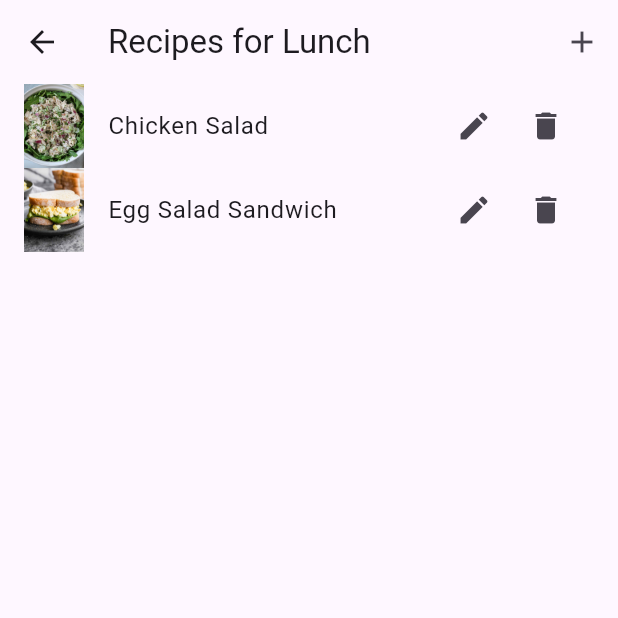
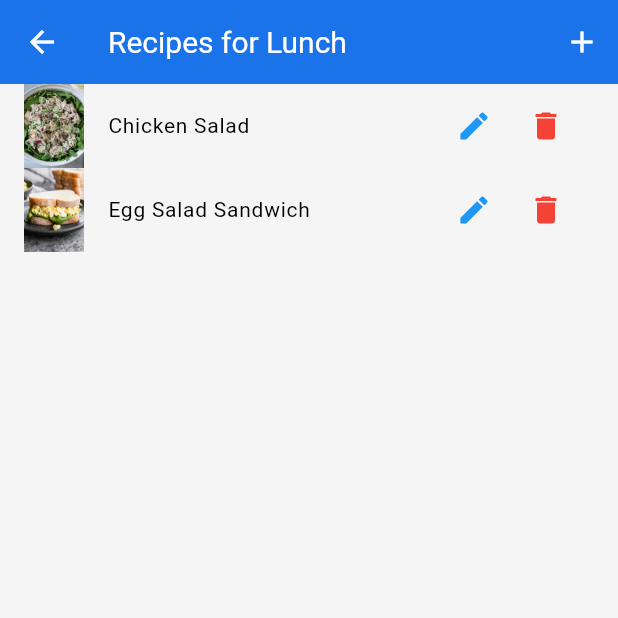
Before and after one commit to navedn/RecipeMaster, a Flutter app: the screen it shows after launch, after a tap on "Lunch", on a phone screen of 412 x 824 dp, the top half of it. Run offline on Flutter 3.47's test engine with Material 3 defaults, Android fonts, the phone set to English and light mode, and no system bars; our stand-ins replace sqflite; accounts and stored records are empty.

Commit message:
Stylized app with basic design

```diff
--- a/lib/CardsScreen.dart
+++ b/lib/CardsScreen.dart
@@ -353,11 +353,17 @@ class _CardsScreenState extends State<CardsScreen> {
                     mainAxisSize: MainAxisSize.min,
                     children: [
                       IconButton(
-                        icon: Icon(Icons.edit),
+                        icon: Icon(
+                          Icons.edit,
+                          color: Colors.blue,
+                        ),
                         onPressed: () => _showRenameDialog(card),
                       ),
                       IconButton(
-                        icon: Icon(Icons.delete),
+                        icon: Icon(
+                          Icons.delete,
+                          color: Colors.red,
+                        ),
                         onPressed: () => _showDeleteConfirmationDialog(card),
                       ),
                     ],
--- a/lib/FolderScreen.dart
+++ b/lib/FolderScreen.dart
@@ -246,14 +246,14 @@ class _FoldersScreenState extends State<FoldersScreen> {
                           mainAxisSize: MainAxisSize.min,
                           children: [
                             IconButton(
-                              icon: Icon(Icons.edit),
+                              icon: Icon(Icons.edit, color: Colors.blue),
                               onPressed: () => _updateFolder(
                                 folder[DatabaseHelper.folderId],
                                 folder[DatabaseHelper.folderName],
                               ),
                             ),
                             IconButton(
-                              icon: Icon(Icons.delete),
+                              icon: Icon(Icons.delete, color: Colors.red),
                               onPressed: () => _deleteFolder(
                                 folder[DatabaseHelper.folderId],
                               ),
--- a/lib/SettingsScreen.dart
+++ b/lib/SettingsScreen.dart
@@ -3,7 +3,6 @@ import 'package:recipemaster/FolderScreen.dart';
 import 'database_helper.dart';
 import 'shopping_list_screen.dart';
 import 'planner_screen.dart';
-import 'FolderScreen.dart';
 
 class SettingsScreen extends StatefulWidget {
   final DatabaseHelper dbHelper;
@@ -60,6 +59,7 @@ class _SettingsScreenState extends State<SettingsScreen> {
       ),
       body: Column(
         children: [
+          SizedBox(height: 20),
           Center(
             child: ElevatedButton(
               onPressed: () {
--- a/lib/database_helper.dart
+++ b/lib/database_helper.dart
@@ -134,12 +134,12 @@ class DatabaseHelper {
       DatabaseHelper.cardImageUrl: "assets/images/oatmeal.jpg",
       DatabaseHelper.cardFolderId: folderIds["Breakfast"],
       DatabaseHelper.cardIngredients:
-          "1 cup oats, 2 cups milk, 1 tablespoon sugar, 1/2 teaspoon cinnamon, 1/4 cup raisins (optional), 1/4 cup chopped nuts (optional)",
+          "1/2 cup old fashioned rolled oats, 1 cup milk, pinch of sea salt, 1/4 cup ground cinnamon, 1/4 teaspoon vanilla extract",
       DatabaseHelper.cardServingSize: 2,
-      DatabaseHelper.cardInstructions: "1. In a saucepan, bring milk to a boil.\n"
-          "2. Stir in oats, sugar, and cinnamon.\n"
-          "3. Reduce heat to low and simmer for about 5 minutes, stirring occasionally, until thickened.\n"
-          "4. Remove from heat and let stand for 1-2 minutes. Add raisins and nuts if desired.",
+      DatabaseHelper.cardInstructions:
+          "1. Add oats, water or milk, salt, cinnamon and vanilla (if using) to a pot or saucepan over medium/high heat.\n"
+              "2. Bring mixture to a low boil, reduce heat to a low simmer and continue to cook for about 5-7 minutes; stirring occasionally. Oatmeal is ready when the oats have soaked up most of the liquid and are creamy.\n"
+              "3. Transfer to a bowl and add toppings of choice.",
       DatabaseHelper.cardPrepTime: 5,
       DatabaseHelper.cardCookTime: 10,
     });
@@ -148,18 +148,17 @@ class DatabaseHelper {
     cards.add({
       DatabaseHelper.cardName: "Pancakes", // Use 'name' or cardName constant
       DatabaseHelper.cardSuit: "Breakfast",
-      DatabaseHelper.cardImageUrl: "assets/images/Hearts/pancakes.jpg",
+      DatabaseHelper.cardImageUrl: "assets/images/pancakes.jpg",
       DatabaseHelper.cardFolderId: folderIds["Breakfast"],
       DatabaseHelper.cardIngredients:
-          "1 cup all-purpose flour, 2 tablespoons sugar, 1 tablespoon baking powder, 1/2 teaspoon salt, 1 cup milk, 1 egg, 2 tablespoons melted butter, maple syrup (for serving)",
-      DatabaseHelper.cardServingSize: 4,
+          "1 ½ cups all-purpose flour, 3 ½ teaspoons baking powder, 11 tablespoon white sugar, ¼ teaspoon salt, 1 ¼ cups milk, 1 egg, 3 tablespoons melted butter",
+      DatabaseHelper.cardServingSize: 8,
       DatabaseHelper.cardInstructions:
-          "1. In a bowl, whisk together flour, sugar, baking powder, and salt.\n"
-              "2. In another bowl, mix milk, egg, and melted butter.\n"
-              "3. Pour the wet ingredients into the dry ingredients and stir until just combined (lumps are okay).\n"
-              "4. Heat a skillet over medium heat and grease lightly. Pour 1/4 cup of batter for each pancake and cook until bubbles form on the surface.\n"
-              "5. Flip and cook until golden brown. Serve with maple syrup.",
-      DatabaseHelper.cardPrepTime: 10,
+          "1. Sift flour, baking powder, sugar, and salt together in a large bowl. Make a well in the center and add milk, melted butter, and egg; mix until smooth.\n"
+              "2. Heat a lightly oiled griddle or pan over medium-high heat. \n"
+              "3. Pour or scoop the batter onto the griddle, using approximately 1/4 cup for each pancake; cook until bubbles form and the edges are dry, about 2 to 3 minutes.\n"
+              "4. Flip and cook until browned on the other side. Repeat with remaining batter.\n",
+      DatabaseHelper.cardPrepTime: 5,
       DatabaseHelper.cardCookTime: 15,
     });
 
@@ -171,12 +170,11 @@ class DatabaseHelper {
       DatabaseHelper.cardImageUrl: "assets/images/chickensalad.jpg",
       DatabaseHelper.cardFolderId: folderIds["Lunch"],
       DatabaseHelper.cardIngredients:
-          "2 cups cooked chicken, shredded, 1/2 cup mayonnaise, 1 tablespoon Dijon mustard, 1/4 cup chopped celery, 1/4 cup chopped green onions, 1 tablespoon lemon juice, salt and pepper to taste, lettuce leaves (for serving)",
-      DatabaseHelper.cardServingSize: 4,
+          "12 ounces cooked chicken breast (finely chopped), 1/3 cup light mayonnaise, 1/2 cup celery (chopped), 1/3 cup red onion (diced), 2 tablespoons chicken broth, 1 teaspoon Dijon, 1/2 teaspoon seasoned salt, 1/2 teaspoon pepper",
+      DatabaseHelper.cardServingSize: 6,
       DatabaseHelper.cardInstructions:
-          "1. In a large bowl, combine shredded chicken, mayonnaise, mustard, celery, green onions, and lemon juice.\n"
-              "2. Mix well and season with salt and pepper.\n"
-              "3. Serve on a bed of lettuce or in a sandwich.",
+          "1. Combine all ingredients in a medium bowl and mix well. \n"
+              "2. Mix well and season with salt and pepper.",
       DatabaseHelper.cardPrepTime: 15,
       DatabaseHelper.cardCookTime: 0, // No cooking required
     });
@@ -189,8 +187,8 @@ class DatabaseHelper {
       DatabaseHelper.cardImageUrl: "assets/images/eggsalad.jpg",
       DatabaseHelper.cardFolderId: folderIds["Lunch"],
       DatabaseHelper.cardIngredients:
-          "4 hard-boiled eggs, chopped, 1/4 cup mayonnaise, 1 teaspoon mustard, 1 tablespoon chopped fresh dill (or parsley), salt and pepper to taste, 4 slices of bread, lettuce leaves (for serving)",
-      DatabaseHelper.cardServingSize: 2,
+          "4 hard-boiled eggs, 1/4 cup mayonnaise, 1 teaspoon mustard, 1 tablespoon chopped fresh dill, salt, pepper, 4 slices of bread, lettuce leaves",
+      DatabaseHelper.cardServingSize: 4,
       DatabaseHelper.cardInstructions:
           "1. In a bowl, combine chopped eggs, mayonnaise, mustard, and dill. Mix until well combined.\n"
               "2. Season with salt and pepper to taste.\n"
@@ -207,7 +205,7 @@ class DatabaseHelper {
       DatabaseHelper.cardImageUrl: "assets/images/chicken_parmesan.jpg",
       DatabaseHelper.cardFolderId: folderIds["Dinner"],
       DatabaseHelper.cardIngredients:
-          "2 boneless, skinless chicken breasts, 1 cup breadcrumbs, 1/2 cup grated Parmesan cheese, 1 egg, 1 cup marinara sauce, 1 cup shredded mozzarella cheese, salt and pepper to taste, fresh basil (for garnish)",
+          "2 boneless skinless chicken breasts, 1 cup breadcrumbs, 1/2 cup grated Parmesan cheese, 1 egg, 1 cup marinara sauce, 1 cup shredded mozzarella cheese, salt, peper, fresh basil",
       DatabaseHelper.cardServingSize: 2,
       DatabaseHelper.cardInstructions: "1. Preheat the oven to 375°F (190°C).\n"
           "2. Flatten chicken breasts to an even thickness.\n"
@@ -226,7 +224,7 @@ class DatabaseHelper {
       DatabaseHelper.cardImageUrl: "assets/images/meatloaf.jpg",
       DatabaseHelper.cardFolderId: folderIds["Dinner"],
       DatabaseHelper.cardIngredients:
-          "1 pound ground beef, 1/2 cup breadcrumbs, 1/2 cup milk, 1/2 onion, chopped, 1 egg, 1 teaspoon salt, 1/2 teaspoon pepper, 1/4 cup ketchup (for topping), 1 tablespoon Worcestershire sauce",
+          "1 pound ground beef, 1/2 cup breadcrumbs, 1/2 cup milk, 1/2 onion (chopped), 1 egg, 1 teaspoon salt, 1/2 teaspoon pepper, 1/4 cup ketchup, 1 tablespoon Worcestershire sauce",
       DatabaseHelper.cardServingSize: 4,
       DatabaseHelper.cardInstructions: "1. Preheat the oven to 350°F (175°C).\n"
           "2. In a bowl, combine ground beef, breadcrumbs, milk, onion, egg, salt, pepper, and Worcestershire sauce. Mix well.\n"
--- a/lib/main.dart
+++ b/lib/main.dart
@@ -3,6 +3,57 @@ import 'database_helper.dart'; // Import your DatabaseHelper
 import 'FolderScreen.dart';
 import 'shopping_list_screen.dart';
 import 'planner_screen.dart';
+
+import 'package:flutter/material.dart';
+
+class AppColorTheme {
+  static const Color primary = Color(0xFF1A73E8); // Deep Blue
+  static const Color secondary = Color(0xFFFF6F61); // Coral
+  static const Color background = Color(0xFFF5F5F5); // Light Gray
+  static const Color surface = Color(0xFFFFFFFF); // White
+
+  static ThemeData get lightTheme {
+    return ThemeData(
+      primaryColor: primary,
+      scaffoldBackgroundColor: background,
+      cardColor: surface,
+      appBarTheme: AppBarTheme(
+        color: primary,
+        iconTheme: IconThemeData(color: Colors.white),
+        titleTextStyle: TextStyle(color: Colors.white, fontSize: 20),
+      ),
+      floatingActionButtonTheme: FloatingActionButtonThemeData(
+        backgroundColor: secondary,
+      ),
+      elevatedButtonTheme: ElevatedButtonThemeData(
+        style: ElevatedButton.styleFrom(
+          foregroundColor: Colors.white,
+          backgroundColor: primary,
+          shape: RoundedRectangleBorder(
+            borderRadius: BorderRadius.circular(8.0),
+          ),
+        ),
+      ),
+      textButtonTheme: TextButtonThemeData(
+        style: TextButton.styleFrom(
+          foregroundColor: primary,
+        ),
+      ),
+      textTheme: TextTheme(
+        headlineSmall: TextStyle(
+            fontSize: 32.0, fontWeight: FontWeight.bold, color: primary),
+        bodyMedium: TextStyle(fontSize: 16.0, color: Colors.black),
+        bodyLarge: TextStyle(fontSize: 14.0, color: Colors.grey[700]),
+      ),
+      iconTheme: IconThemeData(color: primary),
+      colorScheme: ColorScheme.light(
+        primary: primary,
+        secondary: secondary,
+        surface: surface,
+      ).copyWith(surface: background),
+    );
+  }
+}
 
 void main() async {
   WidgetsFlutterBinding.ensureInitialized();
@@ -21,9 +72,7 @@ class MyApp extends StatelessWidget {
   Widget build(BuildContext context) {
     return MaterialApp(
       title: 'Recipe and Meal Planner App',
-      theme: ThemeData(
-        primarySwatch: Colors.blue,
-      ),
+      theme: AppColorTheme.lightTheme,
       initialRoute: '/',
       routes: {
         '/': (context) => FoldersScreen(dbHelper: dbHelper),
--- a/lib/shopping_list_screen.dart
+++ b/lib/shopping_list_screen.dart
@@ -195,7 +195,7 @@ class _ShoppingListScreenState extends State<ShoppingListScreen> {
                         },
                       ),
                       IconButton(
-                        icon: Icon(Icons.delete, color: Colors.black),
+                        icon: Icon(Icons.delete, color: Colors.red),
                         onPressed: () {
                           _deleteGroceryItem(groceryList[index]['_id']);
                         },
```
